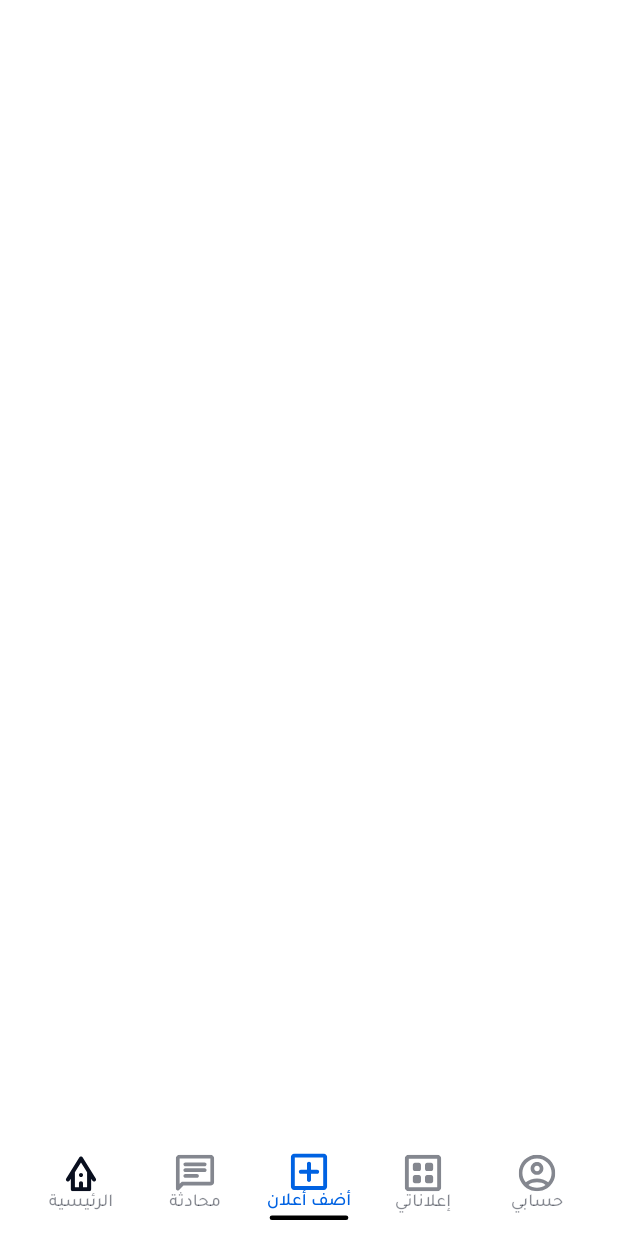
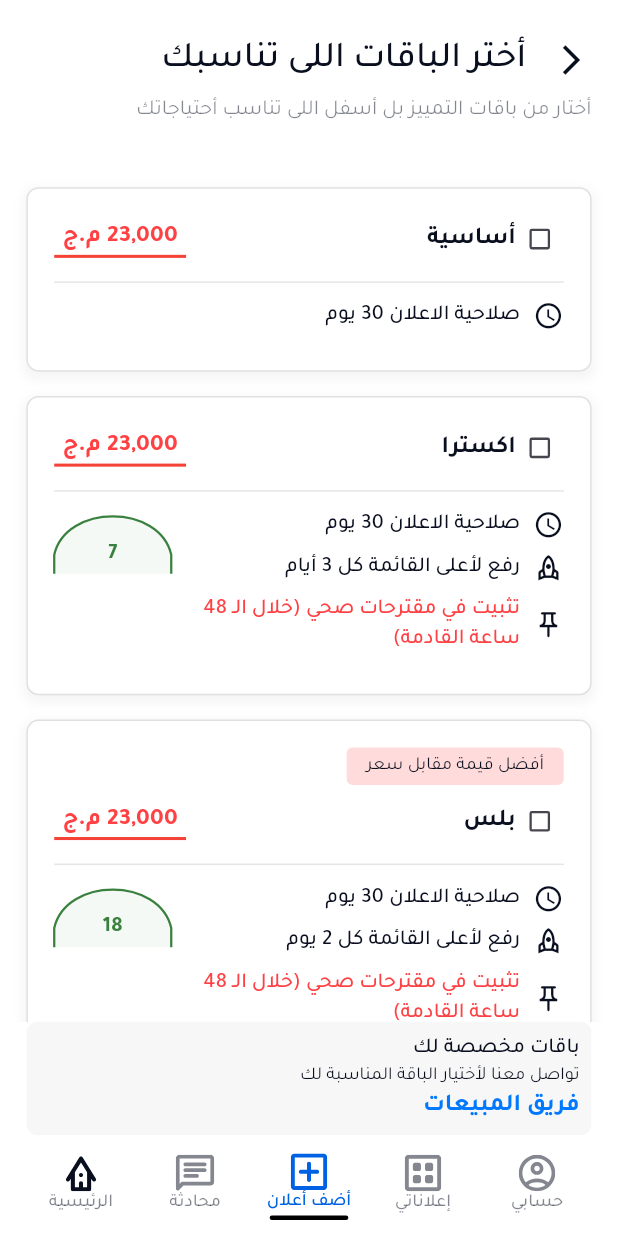
Before and after one commit to AbdElhamidShahin/flutter-task-abdelhamid, a Flutter app: the screen it shows after launch, item 3 of the bottom bar chosen, on a phone screen of 412 x 824 dp. Run offline on Flutter 3.47's test engine with Material 3 defaults, Android fonts, the light colour scheme and no system bars; our stand-ins replace flutter_bloc, flutter_screenutil, flutter_svg, freezed_annotation, get_it, go_router.

Commit message:
-added circle view indicator -getIconForFeatcher -added packages card -added packages list view

```diff
--- a/lib/core/routing/app_router.dart
+++ b/lib/core/routing/app_router.dart
@@ -1,4 +1,5 @@
 import 'package:flutter/material.dart';
+import 'package:flutter_tast_abdelhamid/features/packages_screen/logic/packages_cubit.dart';
 
 import '../../home_layout.dart';
 import 'package:flutter_bloc/flutter_bloc.dart';
@@ -9,39 +10,21 @@ import 'package:go_router/go_router.dart';
 
 abstract class AppRouter {
   static final router = GoRouter(
-    initialLocation: routes.AppLayout, // ابدأ من AppLayout
+    initialLocation: routes.AppLayout,
     routes: [
       GoRoute(
-        path: routes.AppLayout, // المسار الرئيسي "/"
+        path: routes.AppLayout,
         builder: (BuildContext context, GoRouterState state) {
-          // ✅ استخدم MultiBlocProvider هنا
           return MultiBlocProvider(
             providers: [
-              // يوفر Cubit التنقل لـ AppLayout
-              BlocProvider(
-                create: (context) => NavigationCubit(),
-              ),
-              // يوفر Cubit الهوم لـ HomeScreen (عندما يتم عرضها داخل AppLayout)
-              BlocProvider(
-                create: (context) => getIt<HomeCubit>(),
-              ),
-              // أضف أي BlocProviders أخرى هنا للشاشات الأخرى إذا احتاجت
+              BlocProvider(create: (context) => NavigationCubit()),
+              BlocProvider(create: (context) => getIt<HomeCubit>()),
+              BlocProvider(create: (context) => getIt<PackagesCubit>()),
             ],
-            // ابنِ AppLayout كـ child
             child: AppLayout(),
           );
         },
       ),
-      // يمكنك ترك هذا المسار إذا كنت تحتاج للوصول لـ HomeScreen مباشرةً في مكان آخر
-      // GoRoute(
-      //   path: routes.HomeScreen, // اسم المسار القديم
-      //   builder: (BuildContext context, GoRouterState state) {
-      //     return BlocProvider(
-      //       create: (context) => getIt<HomeCubit>(),
-      //       child: const HomeScreen(),
-      //     );
-      //   },
-      // ),
     ],
   );
 }
--- a/lib/core/routing/routes.dart
+++ b/lib/core/routing/routes.dart
@@ -1,5 +1,6 @@
 class routes {
   static const String TaskApp = "/sss";
   static const String HomeScreen = "/HomeScreen";
+  static const String PackagesScreen = "/PackagesScreen";
   static const String AppLayout  = "/";
 }
--- a/lib/features/packages_screen/logic/packages_cubit.dart
+++ b/lib/features/packages_screen/logic/packages_cubit.dart
@@ -11,9 +11,19 @@ class PackagesCubit extends Cubit<PackagesState> {
     try {
       final response = await _packagesRepo.PackagesfetchData();
 
-      emit(PackagesState.success(response));
+      emit(PackagesState.success(response, null));
     } catch (error) {
       emit(PackagesState.error(error.toString()));
     }
   }
+
+  void selectPackage(int packageId) {
+    state.maybeWhen(
+      success: (packages, _) {
+        emit(PackagesState.success(packages, packageId));
+      },
+      orElse: () {},
+    );
+  }
+
 }
--- a/lib/features/packages_screen/logic/packages_state.dart
+++ b/lib/features/packages_screen/logic/packages_state.dart
@@ -5,8 +5,10 @@ part 'packages_state.freezed.dart';
 @Freezed()
 class PackagesState with _$PackagesState {
   const factory PackagesState.initial() = _initial;
-  const factory PackagesState.success(List<AddPackagesModel> packages) =
-      _Success;
+  const factory PackagesState.success(
+    List<AddPackagesModel> packages,
+    int? selectedPackageId,
+  ) = _Success;
   const factory PackagesState.error(final String error) = _Error;
   const factory PackagesState.loading() = _Loading;
 }
--- a/lib/features/packages_screen/ui/packages_screen.dart
+++ b/lib/features/packages_screen/ui/packages_screen.dart
@@ -1,15 +1,72 @@
 import 'package:flutter/material.dart';
+import 'package:flutter_bloc/flutter_bloc.dart';
+import 'package:flutter_screenutil/flutter_screenutil.dart';
+import 'package:flutter_tast_abdelhamid/core/theming/app_colors.dart';
+import 'package:flutter_tast_abdelhamid/core/theming/stayles.dart';
+import 'package:flutter_tast_abdelhamid/features/packages_screen/logic/packages_cubit.dart';
 import 'package:flutter_tast_abdelhamid/features/packages_screen/ui/widget/custom_appbar_packages_screen.dart';
+import 'package:flutter_tast_abdelhamid/features/packages_screen/ui/widget/packages_list_view.dart';
 
-class PackagesScreen extends StatelessWidget {
+class PackagesScreen extends StatefulWidget {
   const PackagesScreen({super.key});
+
+  @override
+  State<PackagesScreen> createState() => _PackagesScreenState();
+}
+
+class _PackagesScreenState extends State<PackagesScreen> {
+  @override
+  void initState() {
+    super.initState();
+    context.read<PackagesCubit>().PackagesfetchData();
+  }
 
   @override
   Widget build(BuildContext context) {
     return SafeArea(
       child: Column(
         children: [
-          // CustomAppbarPackagesScreen()
+          CustomAppbarPackagesScreen(),
+          SizedBox(height: 20.h),
+          Expanded(child: PackagesListView()),
+
+          Padding(
+            padding: EdgeInsets.symmetric(horizontal: 16.w),
+            child: ClipRRect(
+              borderRadius: BorderRadius.circular(8),
+              child: Container(
+                width: double.infinity.w,
+
+                decoration: BoxDecoration(color: Color(0xFFFF7F7F7)),
+                child: Padding(
+                  padding: EdgeInsets.all(8.0),
+                  child: Column(
+                    crossAxisAlignment: CrossAxisAlignment.end,
+                    children: [
+                      Text(
+                        "باقات مخصصة لك",
+                        style: TextStyles.font14MainOrangeMedium.copyWith(
+                          color: AppColors.blackText,
+                        ),
+                      ),
+                      Text(
+                        "تواصل معنا لأختيار الباقة المناسبة لك",
+                        style: TextStyles.font12BlackRegular.copyWith(
+                          color: AppColors.blackText,
+                        ),
+                      ),
+                      Text(
+                        "فريق المبيعات",
+                        style: TextStyles.font16BlackBold.copyWith(
+                          color: AppColors.blue,
+                        ),
+                      ),
+                    ],
+                  ),
+                ),
+              ),
+            ),
+          ),
         ],
       ),
     );
--- /dev/null
+++ b/lib/features/packages_screen/ui/widget/circular_views_indicator.dart
@@ -0,0 +1,89 @@
+import 'package:flutter/material.dart';
+import 'package:flutter_screenutil/flutter_screenutil.dart';
+import 'package:flutter_tast_abdelhamid/core/theming/app_colors.dart';
+import 'package:flutter_tast_abdelhamid/core/theming/stayles.dart';
+
+class EllipticalHeadView extends StatelessWidget {
+  const EllipticalHeadView({super.key, required this.viewCount});
+  final int viewCount;
+
+  @override
+  Widget build(BuildContext context) {
+    return SizedBox(
+      height: 42.h,
+      width: 71.w,
+      child: Stack(
+        fit: StackFit.expand,
+        alignment: Alignment.center,
+        children: [
+          CustomPaint(
+            painter: _EllipticalHeaderPainter(
+              fillColor: AppColors.mainGreen.withOpacity(0.05),
+              borderColor: AppColors.mainGreen,
+              strokeWidth: 1.5,
+            ),
+          ),
+          Positioned(
+
+            top: 20,
+            child: Text(
+              "$viewCount",
+              style: TextStyles.font14BlueMainBold.copyWith(
+                color: AppColors.mainGreen,
+              ),
+            ),
+          ),
+        ],
+      ),
+    );
+  }
+}
+
+class _EllipticalHeaderPainter extends CustomPainter {
+  final Color fillColor;
+  final Color borderColor;
+  final double strokeWidth;
+
+  _EllipticalHeaderPainter({
+    required this.fillColor,
+    required this.borderColor,
+    required this.strokeWidth,
+  });
+
+  @override
+  void paint(Canvas canvas, Size size) {
+    final double width = size.width;
+    final double height = size.height;
+    final fillPaint = Paint()
+      ..color = fillColor
+      ..style = PaintingStyle.fill;
+
+    final borderPaint = Paint()
+      ..color = borderColor
+      ..style = PaintingStyle.stroke
+      ..strokeWidth = strokeWidth;
+
+    final path = Path()
+      ..moveTo(0, height)
+      ..lineTo(0, height * 0.7)
+      ..cubicTo(
+        width * 0.1,
+        -height * 0.1,
+        width * 0.9,
+        -height * 0.1,
+        width,
+        height * 0.7,
+      )
+      ..lineTo(width, height);
+    canvas.drawPath(path, fillPaint);
+    canvas.drawPath(path, borderPaint);
+  }
+
+  @override
+  bool shouldRepaint(covariant CustomPainter oldDelegate) {
+    return oldDelegate is! _EllipticalHeaderPainter ||
+        oldDelegate.fillColor != fillColor ||
+        oldDelegate.borderColor != borderColor ||
+        oldDelegate.strokeWidth != strokeWidth;
+  }
+}
--- a/lib/features/packages_screen/ui/widget/custom_appbar_packages_screen.dart
+++ b/lib/features/packages_screen/ui/widget/custom_appbar_packages_screen.dart
@@ -1,56 +1,56 @@
-// import 'package:flutter/material.dart';
-// import 'package:flutter_tast_abdelhamid/core/theming/app_colors.dart';
-// import 'package:flutter_tast_abdelhamid/core/theming/stayles.dart';
-//
-// class CustomAppbarPackagesScreen extends StatelessWidget {
-//   const CustomAppbarPackagesScreen({super.key});
-//
-//   @override
-//   Widget build(BuildContext context) {
-//     return Directionality(
-//       textDirection: TextDirection.rtl,
-//       child: Column(
-//         crossAxisAlignment: CrossAxisAlignment.start,
-//
-//         children: [
-//           Padding(
-//             padding: const EdgeInsets.only(
-//               top: 16,
-//               bottom: 12,
-//               left: 16,
-//               right: 12,
-//             ),
-//             child: Row(
-//               crossAxisAlignment: CrossAxisAlignment.center,
-//               children: [
-//                 IconButton(
-//                   onPressed: () {},
-//                   icon: Icon(
-//                     Icons.arrow_back_ios,
-//                     size: 24,
-//                     color: AppColors.blackText,
-//                   ),
-//                 ),
-//                 Text(
-//                   "أختر الباقات اللى تناسبك",
-//                   style: TextStyles.font24BlackMedium,
-//                 ),
-//               ],
-//             ),
-//           ),
-//
-//           Padding(
-//             padding: const EdgeInsets.symmetric(horizontal: 16),
-//             child: Text(
-//               "أختار من باقات التمييز بل أسفل اللى تناسب أحتياجاتك",
-//               style: TextStyles.font14DarkRegular.copyWith(
-//                 color: AppColors.blackText.withOpacity(0.50),
-//               ),
-//               textAlign: TextAlign.end,
-//             ),
-//           ),
-//         ],
-//       ),
-//     );
-//   }
-// }
+import 'package:flutter/material.dart';
+import 'package:flutter_screenutil/flutter_screenutil.dart';
+import 'package:flutter_tast_abdelhamid/core/theming/app_colors.dart';
+import 'package:flutter_tast_abdelhamid/core/theming/stayles.dart';
+
+class CustomAppbarPackagesScreen extends StatelessWidget {
+  const CustomAppbarPackagesScreen({super.key});
+
+  @override
+  Widget build(BuildContext context) {
+    return Directionality(
+      textDirection: TextDirection.rtl,
+      child: Column(
+        crossAxisAlignment: CrossAxisAlignment.start,
+
+        children: [
+          Padding(
+            padding:  EdgeInsets.only(
+              top: 16.h,
+              left: 16.w,
+              right: 12.w,
+            ),
+            child: Row(
+              crossAxisAlignment: CrossAxisAlignment.center,
+              children: [
+                IconButton(
+                  onPressed: () {},
+                  icon: Icon(
+                    Icons.arrow_back_ios,
+                    size: 24,
+                    color: AppColors.blackText,
+                  ),
+                ),
+                Text(
+                  "أختر الباقات اللى تناسبك",
+                  style: TextStyles.font24BlackMedium,
+                ),
+              ],
+            ),
+          ),
+
+          Padding(
+            padding:  EdgeInsets.symmetric(horizontal: 16.w),
+            child: Text(
+              "أختار من باقات التمييز بل أسفل اللى تناسب أحتياجاتك",
+              style: TextStyles.font14DarkRegular.copyWith(
+                color: AppColors.blackText.withOpacity(0.50),
+              ),
+              textAlign: TextAlign.end,
+            ),
+          ),
+        ],
+      ),
+    );
+  }
+}
--- /dev/null
+++ b/lib/features/packages_screen/ui/widget/getIconForFeature.dart
@@ -0,0 +1,10 @@
+import 'package:flutter/material.dart';
+
+IconData getIconForFeature(String feature) {
+  if (feature.contains("صلاحية الاعلان")) return Icons.schedule;
+  if (feature.contains("رفع لأعلى")) return Icons.rocket_outlined;
+  if (feature.contains("تثبيت في مقترحات")) return Icons.push_pin_outlined;
+  if (feature.contains("ظهور في كل محافظات")) return Icons.public;
+  if (feature.contains("اعلان مميز")) return Icons.workspace_premium;
+  return Icons.check_circle_outline;
+}
--- /dev/null
+++ b/lib/features/packages_screen/ui/widget/package_card.dart
@@ -0,0 +1,188 @@
+import 'dart:ui';
+import 'package:flutter/material.dart';
+import 'package:flutter_screenutil/flutter_screenutil.dart';
+import '../../../../core/networking/add_packages_model.dart';
+import '../../../../core/theming/app_colors.dart';
+import '../../../../core/theming/stayles.dart';
+import 'circular_views_indicator.dart';
+import 'getIconForFeature.dart';
+
+class PackageCard extends StatelessWidget {
+  final AddPackagesModel package;
+  final bool isSelected;
+  final VoidCallback onTap;
+  final String? tag;
+  final int? viewsCount;
+
+  const PackageCard({
+    super.key,
+    required this.package,
+    required this.isSelected,
+    required this.onTap,
+    this.tag,
+    this.viewsCount,
+  });
+
+  @override
+  Widget build(BuildContext context) {
+    String? displayTag;
+    int? displayViewsCount;
+    if (package.id == 3) {
+      displayTag = "أفضل قيمة مقابل سعر";
+      displayViewsCount = 18;
+    } else if (package.id == 4) {
+      displayTag = "أعلى مشاهدات";
+      displayViewsCount = 24;
+    } else if (package.id == 2) {
+      displayViewsCount = 7;
+    }
+
+    return GestureDetector(
+      onTap: onTap,
+      child: Container(
+        margin: EdgeInsets.only(bottom: 16.h),
+        padding: EdgeInsets.all(16.w),
+        decoration: BoxDecoration(
+          color: Colors.white,
+          borderRadius: BorderRadius.circular(8.r),
+          border: Border.all(
+            color: Colors.grey.shade300,
+            width: isSelected ? 2.0 : 1.0,
+          ),
+          boxShadow: [
+            BoxShadow(
+              color: Colors.grey.withOpacity(0.1),
+              spreadRadius: 2,
+              blurRadius: 5,
+              offset: const Offset(0, 3),
+            ),
+          ],
+        ),
+        child: Column(
+          crossAxisAlignment: CrossAxisAlignment.end,
+          children: [
+            if (displayTag != null)
+              Container(
+                padding: EdgeInsets.symmetric(horizontal: 12.w, vertical: 4.h),
+                margin: EdgeInsets.only(bottom: 8.h),
+                decoration: BoxDecoration(
+                  color: displayTag.contains("قيمة")
+                      ? AppColors.redLight
+                      : AppColors.redLight,
+                  borderRadius: BorderRadius.circular(4.r),
+                ),
+                child: Text(displayTag, style: TextStyles.font12BlackRegular),
+              ),
+            Row(
+              children: [
+                Expanded(
+                  child: Row(
+                    children: [
+                      Directionality(
+                        textDirection: TextDirection.rtl,
+                        child: Column(
+                          children: [
+                            Text(
+                              "${package.price} م.ج",
+                              style: TextStyles.font16BlackBold.copyWith(
+                                color: AppColors.red,
+                              ),
+                            ),
+                            Container(
+                              height: 2.h,
+                              width: 80.w,
+                              color: Colors.red,
+                            ),
+                          ],
+                        ),
+                      ),
+
+                      Spacer(),
+                      Text(
+                        package.name,
+                        style: TextStyles.font16BlackBold.copyWith(
+                          color: isSelected
+                              ? AppColors.blueMain
+                              : AppColors.blackText,
+                        ),
+                        textAlign: TextAlign.center,
+                      ),
+                    ],
+                  ),
+                ),
+
+                Transform.scale(
+                  scale: 0.75.h,
+                  child: Checkbox(
+                    value: isSelected,
+
+                    onChanged: (bool? value) => onTap(),
+                    activeColor: AppColors.blueMain,
+                    visualDensity: VisualDensity.compact,
+                    materialTapTargetSize: MaterialTapTargetSize.shrinkWrap,
+                  ),
+                ),
+              ],
+            ),
+            SizedBox(height: 12.h),
+
+            Container(
+              height: 1.h,
+              width: double.infinity.w,
+              color: Colors.black.withOpacity(.1),
+            ),
+            SizedBox(height: 12.h),
+
+            Row(
+              crossAxisAlignment: CrossAxisAlignment.start,
+              mainAxisAlignment: MainAxisAlignment.spaceBetween,
+              children: [
+                if (displayViewsCount != null)
+                  EllipticalHeadView(viewCount: displayViewsCount),
+                Expanded(
+                  child: Column(
+                    crossAxisAlignment: CrossAxisAlignment.end,
+                    children: package.features.map((feature) {
+                      bool isRed = feature.contains("(");
+                      return Padding(
+                        padding: EdgeInsets.only(bottom: 8.h),
+                        child: Row(
+                          mainAxisAlignment: MainAxisAlignment.end,
+                          children: [
+                            Expanded(
+                              child: Text(
+                                feature,
+                                style:
+                                    (isRed
+                                            ? TextStyles.font14MainOrangeMedium
+                                                  .copyWith(
+                                                    color: AppColors.red,
+                                                  )
+                                            : TextStyles.font14DarkRegular
+                                                  .copyWith(
+                                                    fontWeight: FontWeight.w500,
+                                                  ))
+                                        .copyWith(height: 1.4),
+                                textAlign: TextAlign.right,
+                              ),
+                            ),
+                            SizedBox(width: 8.w),
+                            Icon(
+                              getIconForFeature(feature),
+                              size: 20.sp,
+                              color: AppColors.blackText,
+                            ),
+                          ],
+                        ),
+                      );
+                    }).toList(),
+                  ),
+                ),
+              ],
+            ),
+          ],
+        ),
+      ),
+    );
+  }
+}
--- /dev/null
+++ b/lib/features/packages_screen/ui/widget/packages_list_view.dart
@@ -0,0 +1,40 @@
+import 'package:flutter/material.dart';
+import 'package:flutter_bloc/flutter_bloc.dart';
+import 'package:flutter_screenutil/flutter_screenutil.dart';
+import 'package:flutter_tast_abdelhamid/features/packages_screen/ui/widget/package_card.dart';
+import '../../logic/packages_cubit.dart';
+import '../../logic/packages_state.dart';
+
+class PackagesListView extends StatelessWidget {
+  const PackagesListView({super.key});
+
+  @override
+  Widget build(BuildContext context) {
+    return BlocBuilder<PackagesCubit, PackagesState>(
+      builder: (context, state) {
+        return state.when(
+          initial: () => const SizedBox.shrink(),
+          loading: () => const Center(child: CircularProgressIndicator()),
+          error: (message) => Center(child: Text('حدث خطأ: $message')),
+          success: (packages, selectedPackageId) {
+            return ListView.builder(
+              padding: EdgeInsets.symmetric(horizontal: 16.w, vertical: 20.h),
+              itemCount: packages.length,
+              itemBuilder: (context, index) {
+                final package = packages[index];
+                final isSelected = selectedPackageId == package.id;
+                return PackageCard(
+                  package: package,
+                  isSelected: isSelected,
+                  onTap: () {
+                    context.read<PackagesCubit>().selectPackage(package.id);
+                  },
+                );
+              },
+            );
+          },
+        );
+      },
+    );
+  }
+}
--- a/pubspec.yaml
+++ b/pubspec.yaml
@@ -43,6 +43,7 @@ dependencies:
   get_it: ^8.2.0
   dart_either: ^2.0.0
   flutter_svg: ^2.0.7
+  flutter_circular_text: ^0.3.1
 
 dev_dependencies:
   flutter_test:
@@ -72,6 +73,7 @@ flutter:
   # To add assets to your application, add an assets section, like this:
   assets:
     - assets/json/category.json
+    - assets/json/packages.json
     - assets/fonts/
     - assets/Images_category/
     - assets/icons/
```
Also changed, not shown: lib/features/packages_screen/logic/packages_state.freezed.dart, pubspec.lock.
